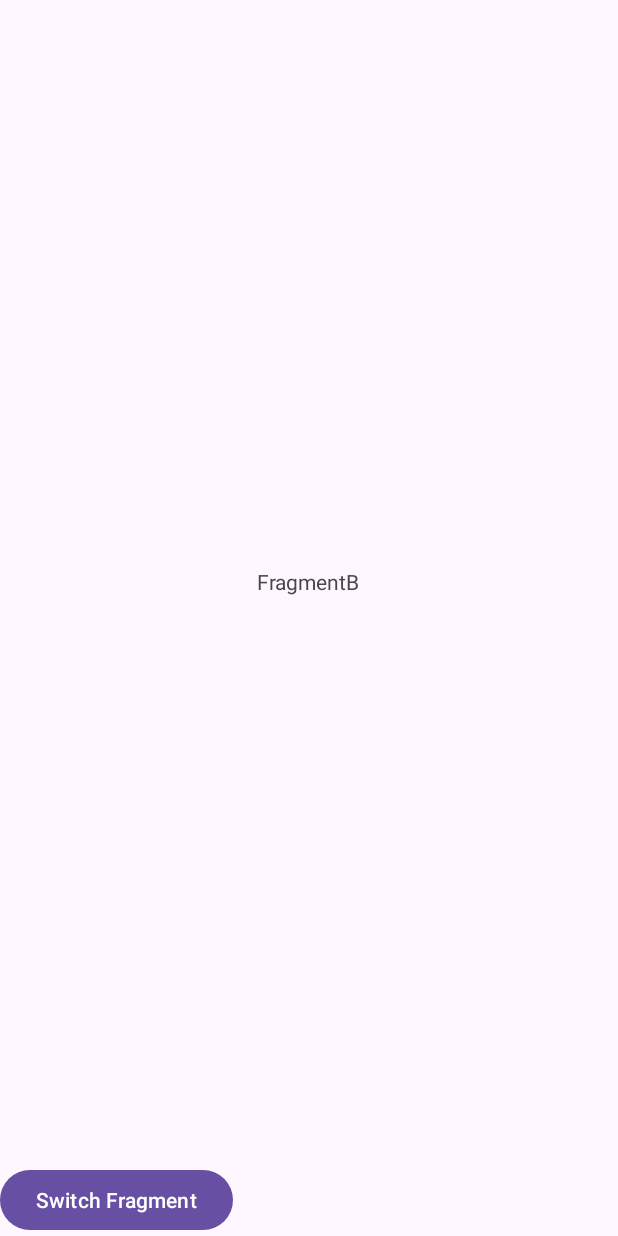
After one commit to morrozevich/mobile_applications_home_work, an Android app: the fragment FragmentB placed in its activity, on a phone screen of 412 x 824 dp. The commit adds this screen. Run offline under Robolectric (Android 15) with nearby library versions, the phone set to English and light mode, and no system bars.

Commit message:
Fragments sample + PR

```diff
--- a/app/src/main/AndroidManifest.xml
+++ b/app/src/main/AndroidManifest.xml
@@ -12,6 +12,9 @@
         android:supportsRtl="true"
         android:theme="@style/Theme.MyApplicationNew"
         tools:targetApi="31">
+        <activity
+            android:name=".FragmentsActivity"
+            android:exported="false" />
         <activity
             android:name=".register_window"
             android:exported="true"
--- /dev/null
+++ b/app/src/main/java/com/example/myapplicationnew/FragmentA.kt
@@ -0,0 +1,18 @@
+// FragmentA.kt
+package com.example.myapplicationnew
+
+import android.os.Bundle
+import androidx.fragment.app.Fragment
+import android.view.LayoutInflater
+import android.view.View
+import android.view.ViewGroup
+import android.widget.TextView
+
+class FragmentA : Fragment(R.layout.fragment_a) {
+
+    override fun onViewCreated(view: View, savedInstanceState: Bundle?) {
+        super.onViewCreated(view, savedInstanceState)
+        val textView: TextView = view.findViewById(R.id.textViewA)
+        textView.text = "FragmentA"
+    }
+}
--- /dev/null
+++ b/app/src/main/java/com/example/myapplicationnew/FragmentB.kt
@@ -0,0 +1,17 @@
+package com.example.myapplicationnew
+
+import android.os.Bundle
+import androidx.fragment.app.Fragment
+import android.view.LayoutInflater
+import android.view.View
+import android.view.ViewGroup
+import android.widget.TextView
+
+class FragmentB : Fragment(R.layout.fragment_b) {
+
+    override fun onViewCreated(view: View, savedInstanceState: Bundle?) {
+        super.onViewCreated(view, savedInstanceState)
+        val textView: TextView = view.findViewById(R.id.textViewB)
+        textView.text = "FragmentB"
+    }
+}
--- /dev/null
+++ b/app/src/main/java/com/example/myapplicationnew/FragmentsActivity.kt
@@ -0,0 +1,40 @@
+package com.example.myapplicationnew
+
+import android.os.Bundle
+import android.widget.Button
+import androidx.appcompat.app.AppCompatActivity
+import androidx.fragment.app.Fragment
+import com.example.myapplicationnew.FragmentA
+import com.example.myapplicationnew.FragmentB
+
+class FragmentsActivity : AppCompatActivity() {
+
+    private val switchFragmentButton: Button by lazy { findViewById(R.id.switchFragmentButton) }
+
+    override fun onCreate(savedInstanceState: Bundle?) {
+        super.onCreate(savedInstanceState)
+        setContentView(R.layout.activity_fragments)
+
+        // Set initial fragment
+        if (savedInstanceState == null) {
+            supportFragmentManager.beginTransaction()
+                .replace(R.id.fragmentContainer, FragmentA()) // Show FragmentA initially
+                .commit()
+        }
+
+        // Button click to switch fragments
+        switchFragmentButton.setOnClickListener {
+            val currentFragment = supportFragmentManager.findFragmentById(R.id.fragmentContainer)
+            val newFragment = if (currentFragment is FragmentA) {
+                FragmentB()
+            } else {
+                FragmentA()
+            }
+
+            // Switch to the new fragment
+            supportFragmentManager.beginTransaction()
+                .replace(R.id.fragmentContainer, newFragment)
+                .commit()
+        }
+    }
+}
--- /dev/null
+++ b/app/src/main/res/layout/activity_fragments.xml
@@ -0,0 +1,20 @@
+<?xml version="1.0" encoding="utf-8"?>
+<LinearLayout xmlns:android="http://schemas.android.com/apk/res/android"
+    android:layout_width="match_parent"
+    android:layout_height="match_parent"
+    android:orientation="vertical">
+
+    <!-- Fragment container -->
+    <FrameLayout
+        android:id="@+id/fragmentContainer"
+        android:layout_width="match_parent"
+        android:layout_height="match_parent"
+        android:layout_weight="1" />
+
+    <!-- Button to switch fragments -->
+    <Button
+        android:id="@+id/switchFragmentButton"
+        android:layout_width="wrap_content"
+        android:layout_height="wrap_content"
+        android:text="Switch Fragment" />
+</LinearLayout>
--- /dev/null
+++ b/app/src/main/res/layout/fragment_b.xml
@@ -0,0 +1,12 @@
+<LinearLayout xmlns:android="http://schemas.android.com/apk/res/android"
+    android:layout_width="match_parent"
+    android:layout_height="match_parent"
+    android:orientation="vertical"
+    android:gravity="center">
+
+    <TextView
+        android:id="@+id/textViewB"
+        android:layout_width="wrap_content"
+        android:layout_height="wrap_content"
+        android:text="FragmentB" />
+</LinearLayout>
--- a/app/src/main/res/values/strings.xml
+++ b/app/src/main/res/values/strings.xml
@@ -22,6 +22,8 @@
     <string name="first_fragment_label">First Fragment</string>
     <string name="second_fragment_label">Second Fragment</string>
     <string name="previous">Previous</string>
+    <!-- TODO: Remove or change this placeholder text -->
+    <string name="hello_blank_fragment">Hello blank fragment</string>
 
 
 </resources>
```
Also changed, not shown: app/src/main/res/layout/fragment_a.xml (added, +12 -0 lines).
